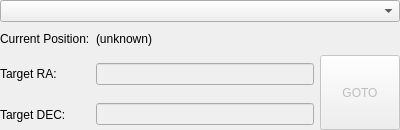
First picture: the form in gui/snowgui/icegui/mountcontrollerwidget.ui, repository AndreasFMueller/AstroPhotography, before the edit.
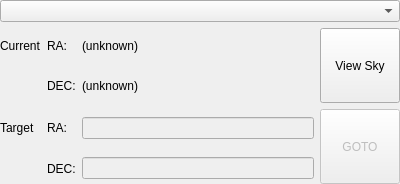
Second picture: the form after the edit.

```diff
--- a/gui/snowgui/icegui/mountcontrollerwidget.ui
+++ b/gui/snowgui/icegui/mountcontrollerwidget.ui
@@ -7,13 +7,13 @@
     <x>0</x>
     <y>0</y>
     <width>400</width>
-    <height>130</height>
+    <height>184</height>
    </rect>
   </property>
   <property name="maximumSize">
    <size>
     <width>16777215</width>
-    <height>133</height>
+    <height>184</height>
    </size>
   </property>
   <property name="windowTitle">
@@ -50,64 +50,105 @@
       <property name="bottomMargin">
        <number>0</number>
       </property>
-      <item row="2" column="0">
-       <widget class="QLabel" name="decLabel">
+      <item row="0" column="3">
+       <widget class="QLabel" name="currentRaField">
         <property name="text">
-         <string>Target DEC:</string>
-        </property>
-       </widget>
-      </item>
-      <item row="2" column="1">
-       <widget class="QLineEdit" name="decField">
-        <property name="enabled">
-         <bool>false</bool>
-        </property>
-       </widget>
-      </item>
-      <item row="1" column="2" rowspan="2">
-       <widget class="QPushButton" name="gotoButton">
-        <property name="enabled">
-         <bool>false</bool>
-        </property>
-        <property name="minimumSize">
-         <size>
-          <width>75</width>
-          <height>75</height>
-         </size>
-        </property>
-        <property name="text">
-         <string>GOTO</string>
-        </property>
-       </widget>
-      </item>
-      <item row="1" column="0">
-       <widget class="QLabel" name="raLabel">
-        <property name="text">
-         <string>Target RA:</string>
+         <string>(unknown)</string>
         </property>
        </widget>
       </item>
       <item row="1" column="1">
-       <widget class="QLineEdit" name="raField">
-        <property name="enabled">
-         <bool>false</bool>
+       <widget class="QLabel" name="currentDecLabel">
+        <property name="text">
+         <string>DEC:</string>
+        </property>
+       </widget>
+      </item>
+      <item row="0" column="4" rowspan="2">
+       <widget class="QPushButton" name="viewskyButton">
+        <property name="minimumSize">
+         <size>
+          <width>75</width>
+          <height>75</height>
+         </size>
+        </property>
+        <property name="text">
+         <string>View Sky</string>
         </property>
        </widget>
       </item>
       <item row="0" column="0">
        <widget class="QLabel" name="currentLabel">
         <property name="text">
-         <string>Current Position:</string>
+         <string>Current</string>
         </property>
        </widget>
       </item>
-      <item row="0" column="1" colspan="2">
-       <widget class="QLabel" name="currentField">
+      <item row="3" column="3">
+       <widget class="QLineEdit" name="targetDecField">
+        <property name="enabled">
+         <bool>false</bool>
+        </property>
+       </widget>
+      </item>
+      <item row="2" column="4" rowspan="2">
+       <widget class="QPushButton" name="gotoButton">
+        <property name="enabled">
+         <bool>false</bool>
+        </property>
+        <property name="minimumSize">
+         <size>
+          <width>75</width>
+          <height>75</height>
+         </size>
+        </property>
+        <property name="text">
+         <string>GOTO</string>
+        </property>
+       </widget>
+      </item>
+      <item row="2" column="3">
+       <widget class="QLineEdit" name="targetRaField">
+        <property name="enabled">
+         <bool>false</bool>
+        </property>
+       </widget>
+      </item>
+      <item row="0" column="1">
+       <widget class="QLabel" name="currentRaLabel">
+        <property name="text">
+         <string>RA:</string>
+        </property>
+       </widget>
+      </item>
+      <item row="1" column="3">
+       <widget class="QLabel" name="currentDecField">
         <property name="text">
          <string>(unknown)</string>
         </property>
        </widget>
       </item>
+      <item row="3" column="1">
+       <widget class="QLabel" name="targetDecLabel">
+        <property name="text">
+         <string>DEC:</string>
+        </property>
+       </widget>
+      </item>
+      <item row="2" column="0">
+       <widget class="QLabel" name="targetLabel">
+        <property name="text">
+         <string>Target</string>
+        </property>
+       </widget>
+      </item>
+      <item row="2" column="1">
+       <widget class="QLabel" name="targetRaLabel">
+        <property name="text">
+         <string>RA:</string>
+        </property>
+       </widget>
+      </item>
      </layout>
     </widget>
    </item>
```
